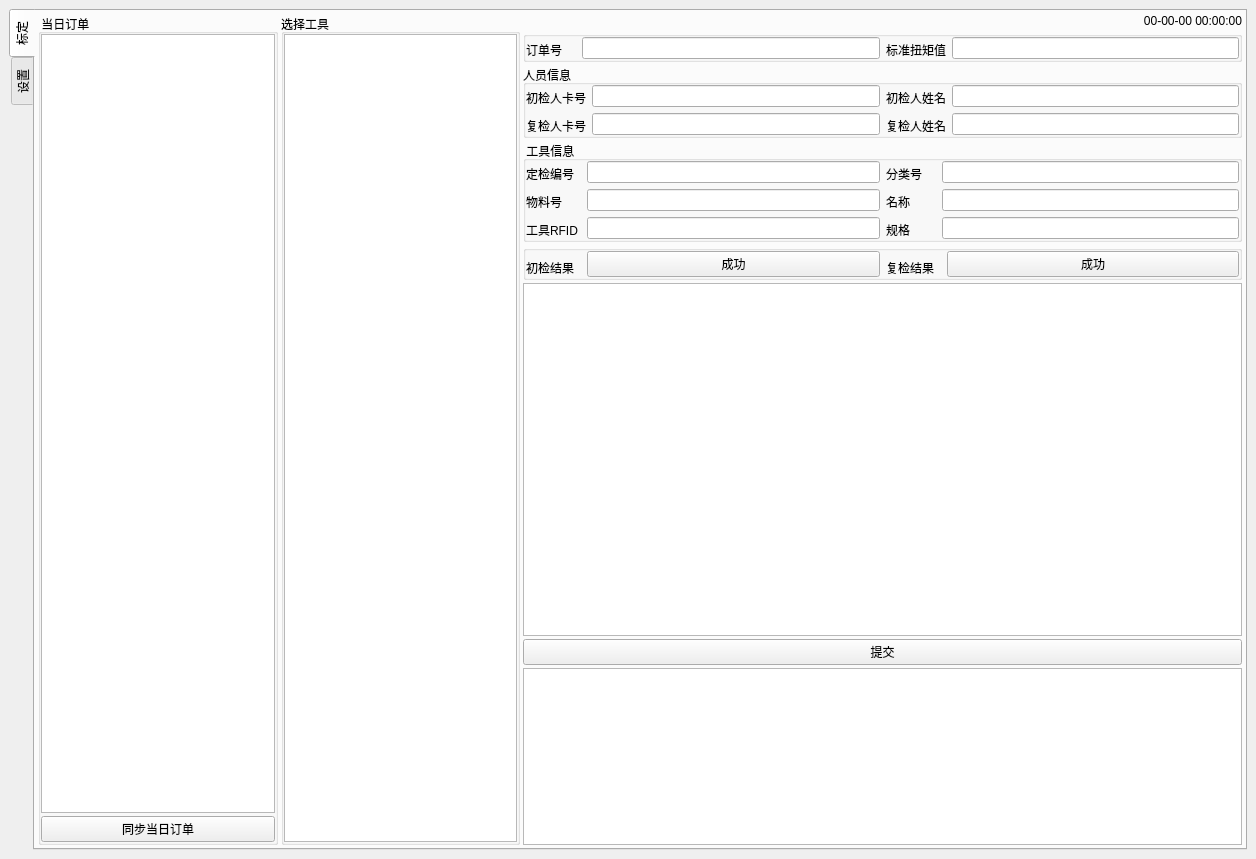
Before: the Qt Designer form ui/toolkit.ui in masami10/ts013_toolkits, drawn with Qt 5.
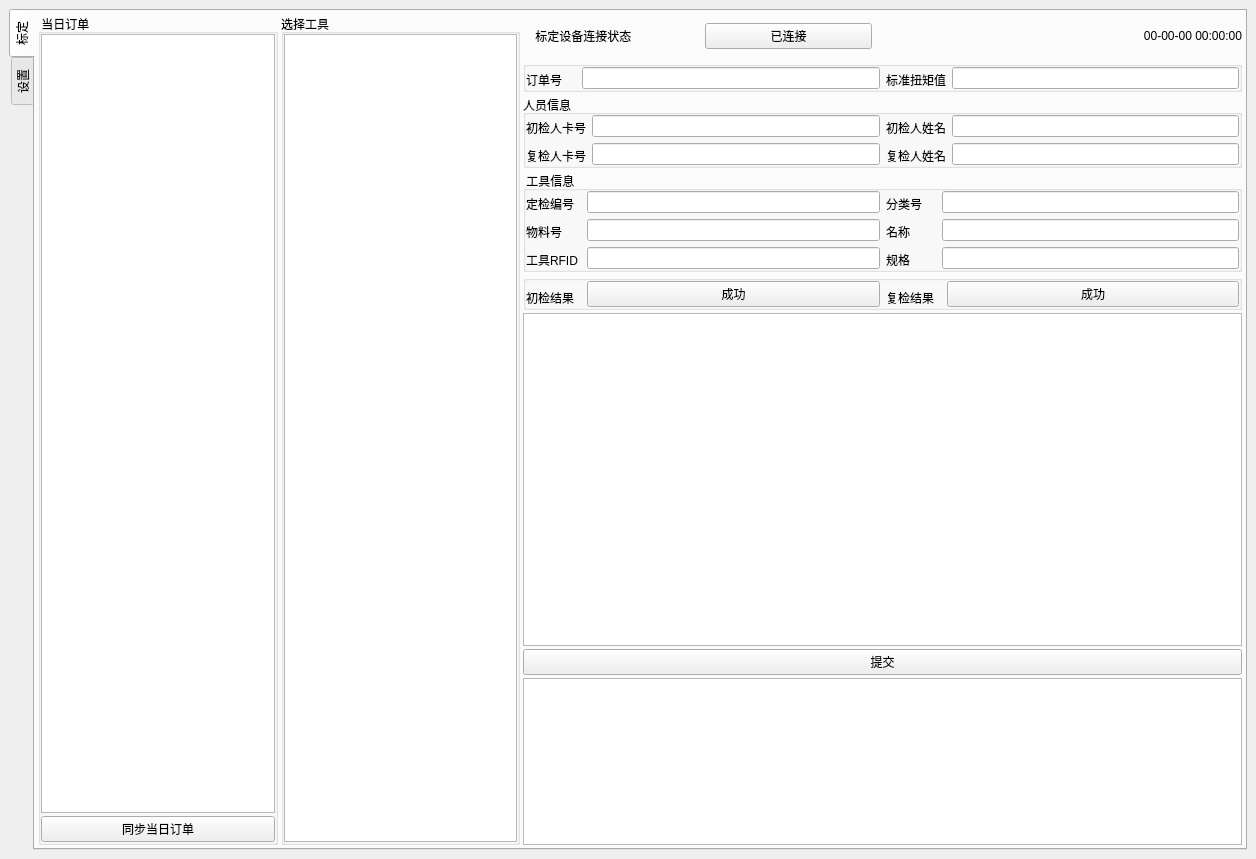
After: the same form once the commit is applied. The open tabs and pages were chosen to show the change.

Commit message: [FEAT](ui): 首页显示设备连接状态

The edit to the form file:
```diff
--- a/ui/toolkit.ui
+++ b/ui/toolkit.ui
@@ -153,6 +153,32 @@
              <number>3</number>
             </property>
             <item>
+             <layout class="QHBoxLayout" name="horizontalLayout_5">
+              <item>
+               <layout class="QHBoxLayout" name="HomeDeviceConnStatusLayout">
+                <item>
+                 <widget class="QWidget" name="HomeDeviceConnStatusWidget" native="true">
+                  <layout class="QHBoxLayout" name="horizontalLayout_6">
+                   <item>
+                    <widget class="QLabel" name="HomeDeviceConnStatusLabel">
+                     <property name="text">
+                      <string> 标定设备连接状态</string>
+                     </property>
+                    </widget>
+                   </item>
+                   <item>
+                    <widget class="QPushButton" name="HomeDeviceConnStatusButton">
+                     <property name="text">
+                      <string>已连接</string>
+                     </property>
+                    </widget>
+                   </item>
+                  </layout>
+                 </widget>
+                </item>
+               </layout>
+              </item>
+              <item>
              <widget class="QLabel" name="timeLabel">
               <property name="styleSheet">
                <string notr="true">font: 20pt &quot;Arial&quot;;</string>
@@ -167,6 +193,8 @@
                <set>Qt::AlignRight|Qt::AlignTrailing|Qt::AlignVCenter</set>
               </property>
              </widget>
+              </item>
+             </layout>
             </item>
             <item>
              <widget class="QGroupBox" name="groupBox_4">
```
Left out of the diff: 2 changed lines with no effect on the pictures. Lines whose indentation alone changed are shown as unchanged. The commit also changes 3 other files.
